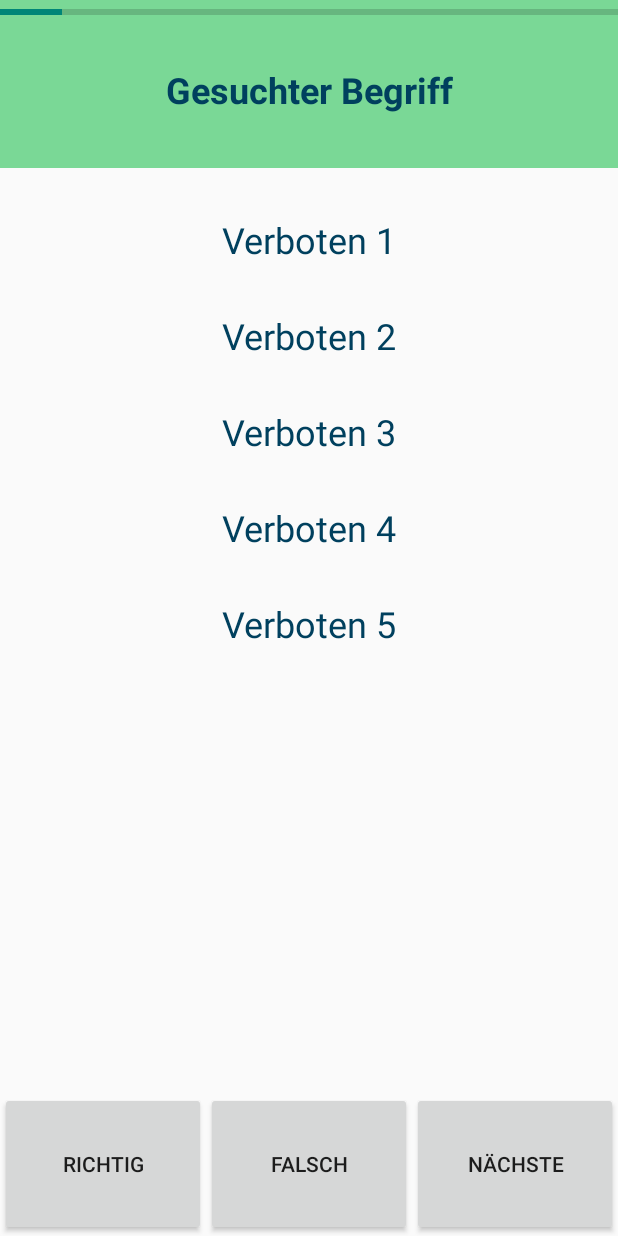
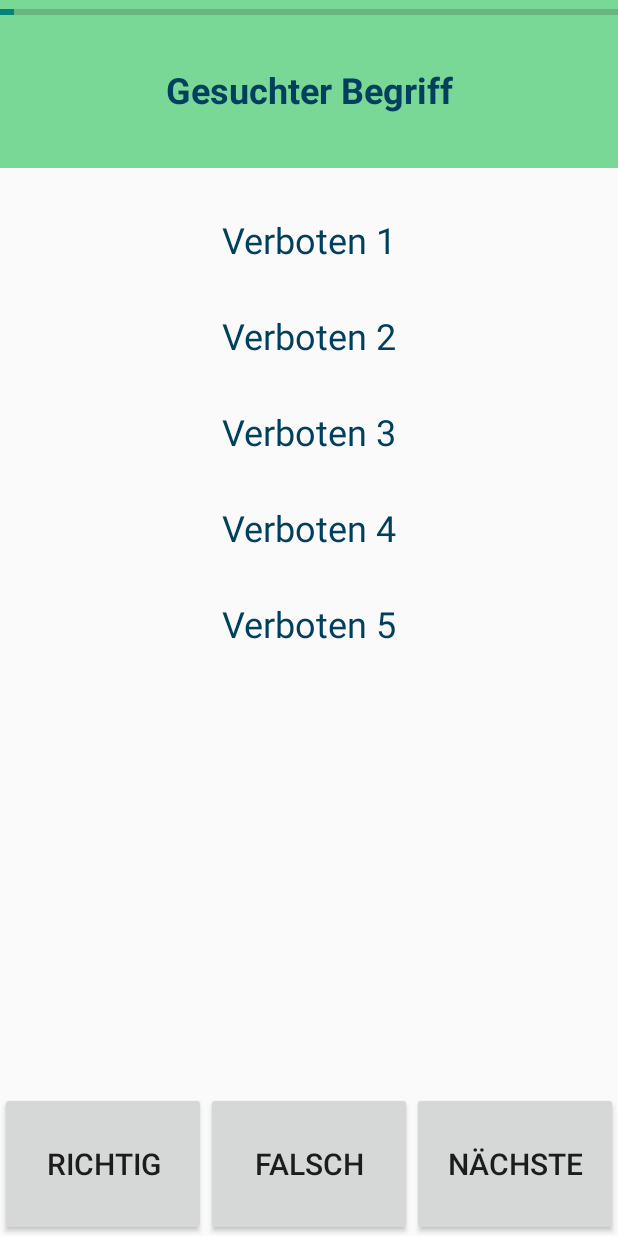
Before and after one commit to rillig/GuessWords, an Android app: the CardActivity screen opened directly, with no data from a screen before it, on a phone screen of 412 x 824 dp. Run offline under Robolectric (Android 15) with nearby library versions, the phone set to English and light mode, and no system bars; pictures from the network do not load; 1 statement that could not run was skipped.

Commit message:
everything works now

```diff
--- a/app/src/main/java/de/roland_illig/guesswords/CardActivity.kt
+++ b/app/src/main/java/de/roland_illig/guesswords/CardActivity.kt
@@ -1,13 +1,20 @@
 package de.roland_illig.guesswords
 
 import android.os.Bundle
+import android.os.Handler
 import android.support.v7.app.AppCompatActivity
 import android.view.View
+import android.widget.ProgressBar
 import android.widget.TextView
+import java.util.Timer
+import kotlin.concurrent.scheduleAtFixedRate
 
 class CardActivity : AppCompatActivity() {
 
     private lateinit var state: GameState
+    private lateinit var timer: Timer
+    private lateinit var handler: Handler
+    private lateinit var progress: ProgressBar
 
     override fun onCreate(savedInstanceState: Bundle?) {
         super.onCreate(savedInstanceState)
@@ -17,7 +24,27 @@ class CardActivity : AppCompatActivity() {
     override fun onResume() {
         super.onResume()
         state = Persistence.load(this)
+        progress = findViewById(R.id.progress)
+        progress.max = state.totalMillis
+        timer = Timer()
+        timer.scheduleAtFixedRate(0, 100) {
+            handler.post {
+                state.timePasses(100)
+                progress.progress = state.totalMillis - state.remainingMillis
+                if (state.remainingMillis == 0) {
+                    state.nextTeam()
+                    finish()
+                }
+                state.save(this@CardActivity)
+            }
+        }
+        handler = Handler()
         updateCard()
+    }
+
+    override fun onPause() {
+        super.onPause()
+        timer.cancel()
     }
 
     private fun updateCard() {
--- a/app/src/main/java/de/roland_illig/guesswords/Types.kt
+++ b/app/src/main/java/de/roland_illig/guesswords/Types.kt
@@ -33,12 +33,13 @@ class GameState() : Serializable {
 
     var turn = Player.A; private set
     private val score = intArrayOf(0, 0)
-    private var millisLeft = 0
+    val totalMillis get() = secondsPerRound * 1000
     private val remainingCards = mutableListOf<Card>()
     var secondsPerRound = 120
         set(value) {
-            field = value; millisLeft = Math.min(millisLeft, value * 1000)
+            field = value; remainingMillis = totalMillis
         }
+    var remainingMillis = totalMillis; private set
 
     val scoreA get() = score[0]
     val scoreB get() = score[1]
@@ -63,16 +64,13 @@ class GameState() : Serializable {
     }
 
     fun timePasses(millis: Int) {
-        millisLeft -= Math.max(0, millis)
+        remainingMillis = Math.max(0, remainingMillis - millis)
     }
 
     fun nextTeam() {
         turn = turn.other()
+        remainingMillis = totalMillis
     }
 
     fun currentCard() = remainingCards.lastOrNull()
-
-    fun over() = millisLeft == 0
-
-    fun timePercentage() = 100 - 100 * millisLeft / (secondsPerRound * 1000)
 }
--- a/app/src/main/res/layout/activity_card.xml
+++ b/app/src/main/res/layout/activity_card.xml
@@ -141,7 +141,8 @@
             android:layout_height="96sp"
             android:layout_weight="1"
             android:onClick="correctClicked"
-            android:text="@string/correct_button"/>
+            android:text="@string/correct_button"
+            android:textSize="20sp"/>
 
         <Button
             android:id="@+id/wrong_button"
@@ -149,7 +150,8 @@
             android:layout_height="96sp"
             android:layout_weight="1"
             android:onClick="wrongClicked"
-            android:text="@string/wrong_button"/>
+            android:text="@string/wrong_button"
+            android:textSize="20sp"/>
 
         <Button
             android:id="@+id/skip_button"
@@ -157,7 +159,8 @@
             android:layout_height="96sp"
             android:layout_weight="1"
             android:onClick="skipClicked"
-            android:text="@string/skip_button"/>
+            android:text="@string/skip_button"
+            android:textSize="20sp"/>
     </LinearLayout>
 
 </android.support.constraint.ConstraintLayout>
--- a/app/src/main/res/layout/activity_teams.xml
+++ b/app/src/main/res/layout/activity_teams.xml
@@ -91,7 +91,7 @@
 
 
     <TextView
-        android:id="@+id/team_to_go"
+        android:id="@+id/game_state"
         android:layout_width="match_parent"
         android:layout_height="wrap_content"
         android:paddingBottom="16sp"
--- a/app/src/main/res/values/strings.xml
+++ b/app/src/main/res/values/strings.xml
@@ -14,6 +14,7 @@
         <item quantity="other">%d Punkte</item>
     </plurals>
     <string name="team_to_go_label">Team %s ist dran</string>
+    <string name="all_cards_used_up">Alle Karten durchgespielt</string>
     <string name="go_button">Los\u200A!</string>
-    <string name="continue_button">Weiter\u200A!</string>
+    <string name="continue_button">Weiter</string>
 </resources>
```
Also changed, not shown: app/src/main/java/de/roland_illig/guesswords/MainActivity.kt (+11 -1 lines), app/src/main/java/de/roland_illig/guesswords/TeamsActivity.kt (+8 -8 lines).
